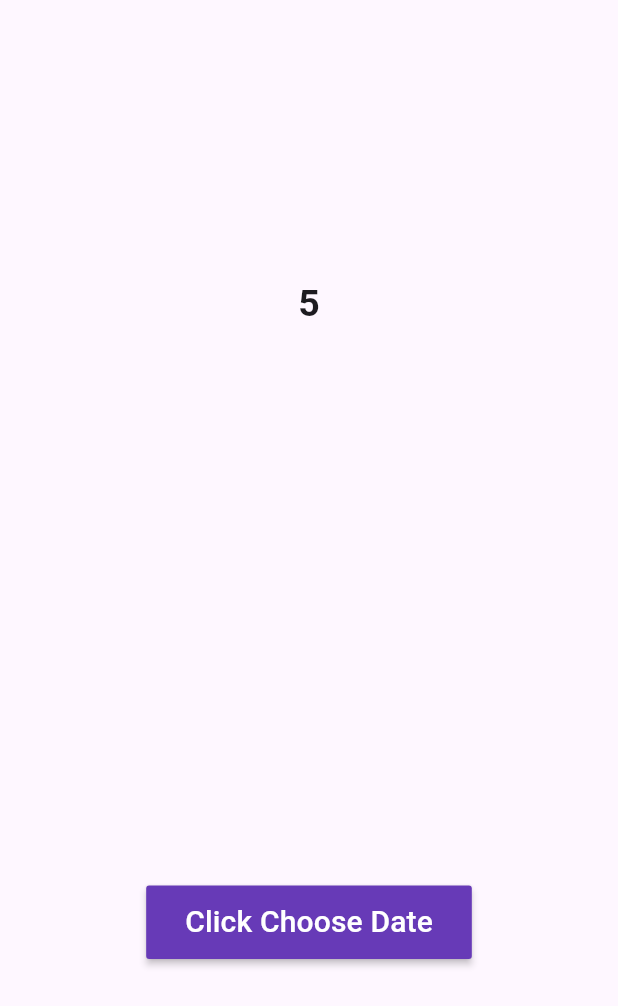
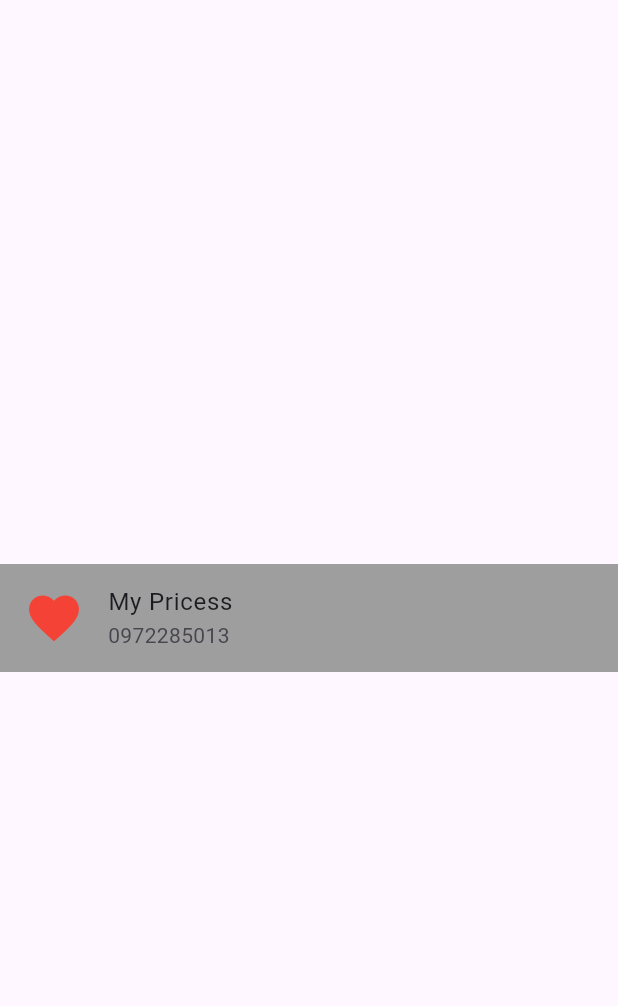
Before and after one commit to Din-Chamnan-Git/flutter_studying, a Flutter app: the screen it shows after launch, on a phone screen of 412 x 824 dp. Shown: the top 1006 px of the screen. Run offline on Flutter 3.47's test engine with Material 3 defaults, Android fonts, the phone set to English and light mode, and no system bars; drawn by our look-alikes of flutter_slidable; our stand-ins replace animated_splash_screen, lottie; Roboto replaces fonts that are missing (poppins).

Commit message:
Slide dable

```diff
--- /dev/null
+++ b/lib/Widgets/slidable.dart
@@ -0,0 +1,50 @@
+import 'package:flutter/material.dart';
+import 'package:flutter_slidable/flutter_slidable.dart';
+
+class Slidablee extends StatefulWidget {
+  const Slidablee({super.key});
+
+  @override
+  State<Slidablee> createState() => _SlidableState();
+}
+
+class _SlidableState extends State<Slidablee> {
+  @override
+  Widget build(BuildContext context) {
+    return Scaffold(
+      body: Center(
+        child: Slidable(
+          startActionPane: ActionPane(
+            motion: StretchMotion(),
+            children: [
+              SlidableAction(
+                onPressed: ((context) {}),
+                icon: Icons.call,
+                foregroundColor: Colors.green,
+              ),
+            ],
+          ),
+          endActionPane: ActionPane(motion: StretchMotion(), children: [
+            SlidableAction(
+              onPressed: ((context) {}),
+              icon: Icons.delete,
+              foregroundColor: Colors.red,
+            )
+          ]),
+          child: Container(
+            color: Colors.grey,
+            child: ListTile(
+              title: Text("My Pricess"),
+              subtitle: Text("0972285013"),
+              leading: Icon(
+                Icons.favorite,
+                size: 40,
+                color: Colors.red,
+              ),
+            ),
+          ),
+        ),
+      ),
+    );
+  }
+}
--- a/lib/main.dart
+++ b/lib/main.dart
@@ -13,6 +13,7 @@ import 'Widgets/SliverAppbardemo.dart';
 import 'Widgets/Stackdemo.dart';
 import 'Widgets/TabBarDemo.dart';
 import 'Widgets/animateIcon.dart';
+import 'Widgets/slidable.dart';
 import 'Widgets/timerCountdown.dart';
 
 void main() {
@@ -30,7 +31,7 @@ class MyApp extends StatelessWidget {
         colorScheme: ColorScheme.fromSeed(seedColor: Colors.deepPurple),
         useMaterial3: true,
       ),
-      home: Datepicker(),
+      home: Slidablee(),
       debugShowCheckedModeBanner: false,
     );
   }
--- a/pubspec.yaml
+++ b/pubspec.yaml
@@ -37,6 +37,7 @@ dependencies:
   flutter_timer_countdown: ^1.0.7
   lottie:
   animated_splash_screen: ^1.3.0
+  flutter_slidable: ^3.1.2
 
 dev_dependencies:
   flutter_test:
```
Also changed, not shown: pubspec.lock.
